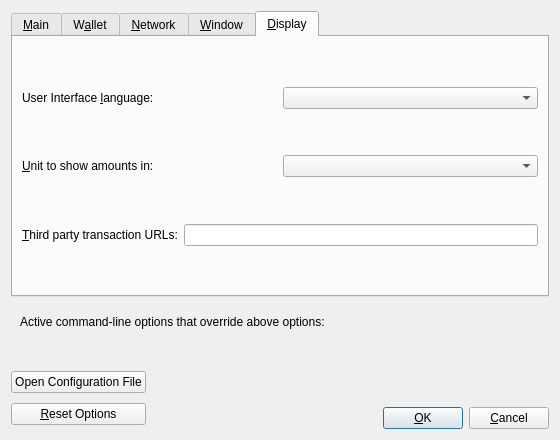
Qt form src/qt/forms/optionsdialog.ui (hardwarewise/SIN-core) before a commit.
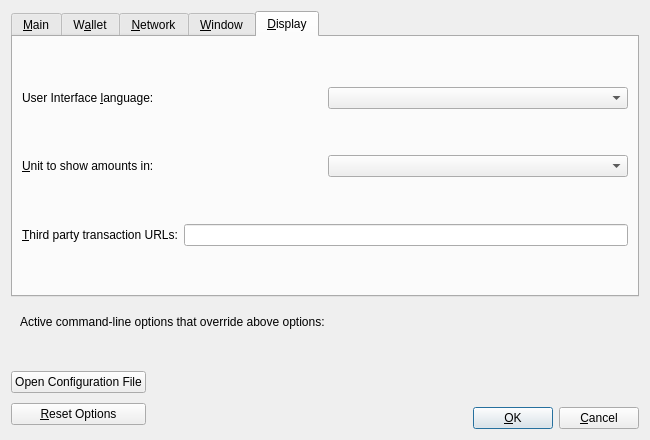
The same form after that commit. Custom widgets are drawn as their Qt base class.

Diff of the .ui file:
```diff
--- a/src/qt/forms/optionsdialog.ui
+++ b/src/qt/forms/optionsdialog.ui
@@ -6,10 +6,16 @@
    <rect>
     <x>0</x>
     <y>0</y>
-    <width>560</width>
+    <width>650</width>
     <height>440</height>
    </rect>
   </property>
+  <property name="minimumSize">
+   <size>
+    <width>650</width>
+    <height>440</height>
+   </size>
+  </property>
   <property name="windowTitle">
    <string>Options</string>
   </property>
```
